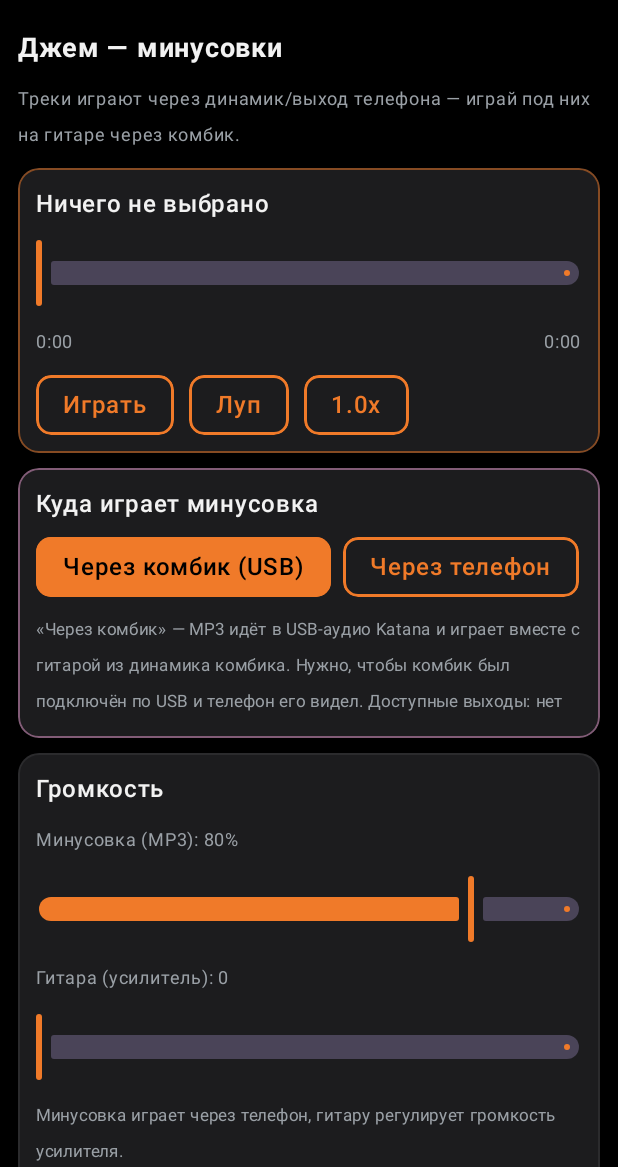
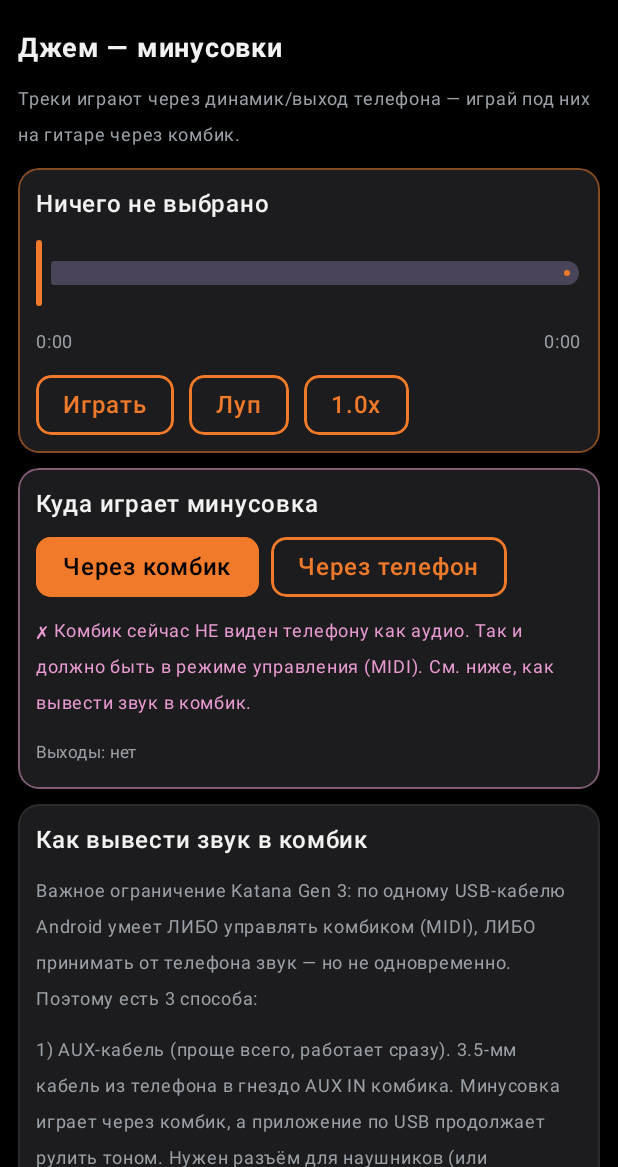
Before and after one commit to VladChaikovskiy/Raznoe, an Android app built with Jetpack Compose: the composable JamScreen shown on its own in the app's theme, on a phone screen of 412 x 824 dp, the part 69-1236 px from its top. Run offline under Robolectric (Android 15) with nearby library versions, the phone set to English and light mode, and no system bars.

Commit message:
Jam-through-amp: honest guidance for Gen3 USB audio limitation
Research (Roland/Sweetwater): Katana Gen 3 over one USB cable on Android is
audio XOR MIDI — Vendor mode (power-on with BOOSTER) gives MIDI but its USB
audio needs BOSS's proprietary driver Android lacks, so no USB-audio device
appears; Generic mode (power-on with MOD, fw >=1.07) gives standard USB audio
but no MIDI. So MP3 reaches the amp only via Generic mode, BT-DUAL Bluetooth,
or the AUX IN jack — not while the app controls tone over USB.

App now: route jam audio to the amp via USB OR Bluetooth A2DP (BT-DUAL);
report whether the amp is visible as an audio device; and a Jam help panel
explaining the three ways to get sound into the combo.

Co-Authored-By: Claude Opus 4.8 <noreply@anthropic.com>
Claude-Session: https://claude.ai/code/session_01ScybpQCqosd6Q8xNxYTWyu

```diff
--- a/app/src/main/java/com/raznoe/katana/KatanaViewModel.kt
+++ b/app/src/main/java/com/raznoe/katana/KatanaViewModel.kt
@@ -113,19 +113,30 @@ class KatanaViewModel(app: Application) : AndroidViewModel(app) {
             .ifEmpty { "нет" }
     }
 
-    private fun usbOutput(): AudioDeviceInfo? {
+    /**
+     * The amp's audio output as Android sees it: USB audio (amp in Generic USB
+     * mode) or Bluetooth A2DP (BT-DUAL adaptor). In Vendor USB mode (power-on
+     * with [BOOSTER], needed for MIDI) the amp needs BOSS's proprietary driver,
+     * which Android does not have — so no USB-audio device appears and MP3 can
+     * only reach the amp via Generic mode, BT-DUAL, or the AUX IN jack.
+     */
+    private fun ampOutput(): AudioDeviceInfo? {
         if (Build.VERSION.SDK_INT < Build.VERSION_CODES.M) return null
-        return audioManager.getDevices(AudioManager.GET_DEVICES_OUTPUTS).firstOrNull {
+        val outs = audioManager.getDevices(AudioManager.GET_DEVICES_OUTPUTS)
+        return outs.firstOrNull {
             it.type == AudioDeviceInfo.TYPE_USB_DEVICE ||
                 it.type == AudioDeviceInfo.TYPE_USB_HEADSET ||
                 it.type == AudioDeviceInfo.TYPE_USB_ACCESSORY
-        }
+        } ?: outs.firstOrNull { it.type == AudioDeviceInfo.TYPE_BLUETOOTH_A2DP }
     }
 
-    /** Force MP3 output to the amp's USB audio when requested and available. */
+    /** True if an amp audio route (USB or BT-DUAL) is available right now. */
+    fun ampAudioAvailable(): Boolean = ampOutput() != null
+
+    /** Force MP3 output to the amp's audio route when requested and available. */
     private fun applyPreferredOutput(mp: MediaPlayer) {
         if (Build.VERSION.SDK_INT < Build.VERSION_CODES.P) return
-        val target = if (jamThroughAmp) usbOutput() else null
+        val target = if (jamThroughAmp) ampOutput() else null
         runCatching { mp.setPreferredDevice(target) }
     }
 
@@ -453,11 +464,11 @@ class KatanaViewModel(app: Application) : AndroidViewModel(app) {
             p.start()
             applySpeed(p) // after start() — setting speed pre-start throws on some devices
             isPlaying = true
-            val usb = usbOutput()
+            val amp = ampOutput()
             val out = when {
-                jamThroughAmp && usb != null -> "комбик (USB)"
-                usb != null -> "динамик (комбик доступен — включи «через комбик»)"
-                else -> "динамик (USB-аудио комбика не найдено)"
+                jamThroughAmp && amp != null -> "комбик (${audioTypeName(amp.type)})"
+                amp != null -> "динамик (комбик доступен — включи «через комбик»)"
+                else -> "динамик · комбик не виден как аудио (нужен Generic-режим/BT-DUAL/AUX — см. «Как вывести звук в комбик»)"
             }
             jamStatus = "Играет: ${t.name} · $out"
             logAction("", "Джем: играет «${t.name}» (${durationMs / 1000}с, громкость ${(mp3Volume * 100).toInt()}%, выход: $out; все выходы: ${audioOutputs()})")
--- a/app/src/main/java/com/raznoe/katana/ui/KatanaApp.kt
+++ b/app/src/main/java/com/raznoe/katana/ui/KatanaApp.kt
@@ -390,18 +390,48 @@ private fun JamScreen(vm: KatanaViewModel) {
         Panel(accent = Nux.Pink) {
             Text("Куда играет минусовка", color = Nux.TextHi, fontWeight = FontWeight.SemiBold)
             Row(horizontalArrangement = Arrangement.spacedBy(8.dp)) {
-                Pill("Через комбик (USB)", selected = vm.jamThroughAmp, accent = Nux.Orange) {
+                Pill("Через комбик", selected = vm.jamThroughAmp, accent = Nux.Orange) {
                     vm.chooseJamOutput(true)
                 }
                 Pill("Через телефон", selected = !vm.jamThroughAmp, accent = Nux.Orange) {
                     vm.chooseJamOutput(false)
                 }
             }
+            val ampSeen = vm.ampAudioAvailable()
             Text(
-                "«Через комбик» — MP3 идёт в USB-аудио Katana и играет вместе с гитарой " +
-                    "из динамика комбика. Нужно, чтобы комбик был подключён по USB и телефон " +
-                    "его видел. Доступные выходы: ${vm.audioOutputs()}",
-                color = Nux.TextLo, fontSize = 11.sp,
+                if (ampSeen) "✓ Комбик виден как аудиоустройство — минусовка пойдёт в него."
+                else "✗ Комбик сейчас НЕ виден телефону как аудио. Так и должно быть в режиме " +
+                    "управления (MIDI). См. ниже, как вывести звук в комбик.",
+                color = if (ampSeen) Nux.TextHi else Nux.Pink, fontSize = 12.sp,
+            )
+            Text("Выходы: ${vm.audioOutputs()}", color = Nux.TextLo, fontSize = 11.sp)
+        }
+
+        Panel {
+            Text("Как вывести звук в комбик", color = Nux.TextHi, fontWeight = FontWeight.SemiBold)
+            Text(
+                "Важное ограничение Katana Gen 3: по одному USB-кабелю Android умеет ЛИБО " +
+                    "управлять комбиком (MIDI), ЛИБО принимать от телефона звук — но не одновременно. " +
+                    "Поэтому есть 3 способа:",
+                color = Nux.TextLo, fontSize = 12.sp,
+            )
+            Text(
+                "1) AUX-кабель (проще всего, работает сразу). 3.5-мм кабель из телефона в гнездо " +
+                    "AUX IN комбика. Минусовка играет через комбик, а приложение по USB продолжает " +
+                    "рулить тоном. Нужен разъём для наушников (или переходник на отдельный порт).",
+                color = Nux.TextLo, fontSize = 12.sp,
+            )
+            Text(
+                "2) USB Generic-режим. Включи комбик, удерживая [MOD] (не [BOOSTER]). Тогда телефон " +
+                    "увидит комбик как аудио и минусовка пойдёт по USB. НО управление тоном (MIDI) в " +
+                    "этом режиме не работает — либо джем, либо управление.",
+                color = Nux.TextLo, fontSize = 12.sp,
+            )
+            Text(
+                "3) BT-DUAL (адаптер Bluetooth от BOSS). Даёт и звук, и MIDI одновременно по " +
+                    "Bluetooth — это официальный способ Roland для телефона. Приложение направит " +
+                    "минусовку в него автоматически.",
+                color = Nux.TextLo, fontSize = 12.sp,
             )
         }
 
```
